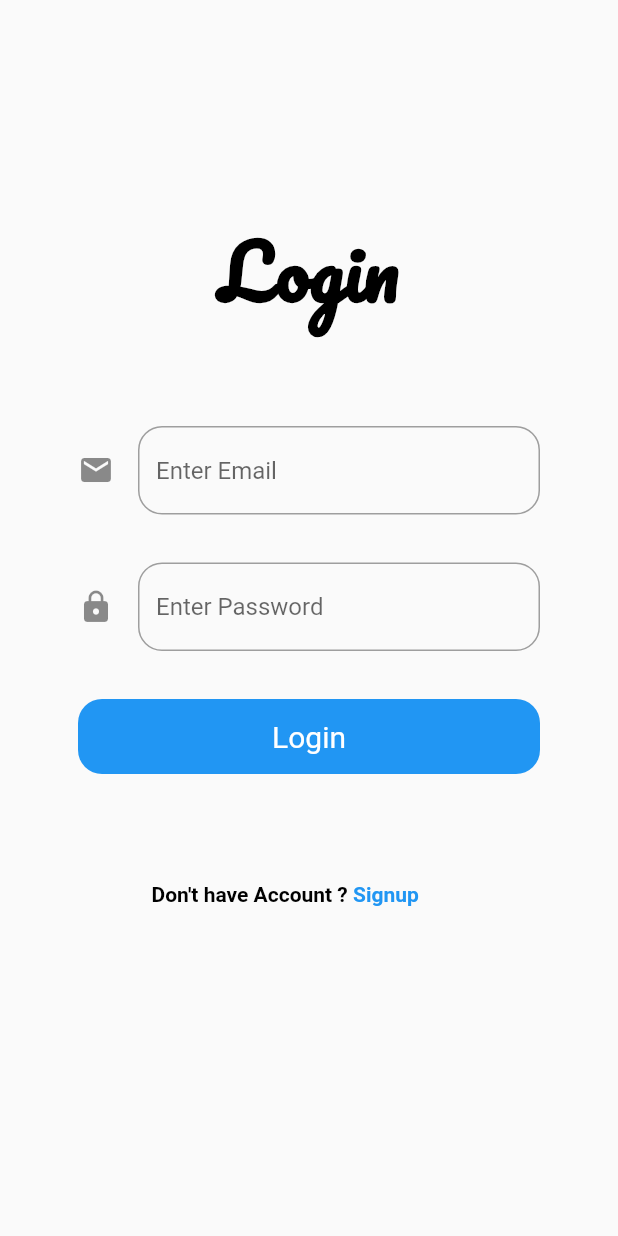
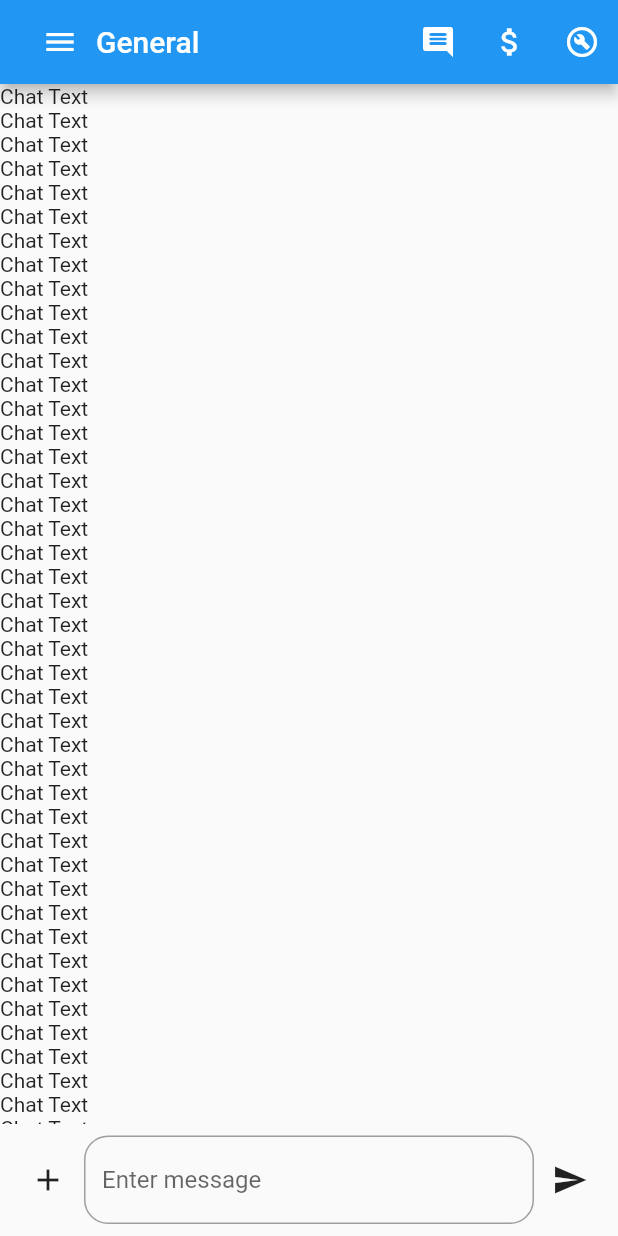
Before and after one commit to hoky4/RentRemedy, a Flutter app: the screen it shows after launch, on a phone screen of 412 x 824 dp. Run offline on Flutter 3.47's test engine with Material 2 defaults, Android fonts, the phone set to English and light mode, and no system bars; our stand-ins replace flutter_secure_storage, google_fonts, shared_preferences.

Commit message:
Laid out buttons and text field

```diff
--- a/lib/main.dart
+++ b/lib/main.dart
@@ -1,7 +1,7 @@
 import 'dart:io';
 
 import 'package:flutter/material.dart';
-import 'package:rentremedy_mobile/view/login.dart';
+import 'package:rentremedy_mobile/view/message_screen.dart';
 
 void main() {
   HttpOverrides.global = MyHttpOverrides();
@@ -19,7 +19,7 @@ class MyApp extends StatelessWidget {
       theme: ThemeData(
         primarySwatch: Colors.blue,
       ),
-      home: Login(),
+      home: MessageScreen(),
     );
   }
 }
--- /dev/null
+++ b/lib/view/message_screen.dart
@@ -0,0 +1,66 @@
+import 'package:flutter/material.dart';
+
+class MessageScreen extends StatefulWidget {
+  const MessageScreen({Key? key}) : super(key: key);
+
+  @override
+  _MessageScreenState createState() => _MessageScreenState();
+}
+
+class _MessageScreenState extends State<MessageScreen> {
+  final TextEditingController txtMessage = TextEditingController();
+
+  @override
+  Widget build(BuildContext context) {
+    return Scaffold(
+        appBar: AppBar(
+          title: Row(
+            children: [
+              IconButton(icon: Icon(Icons.menu), onPressed: () {}),
+              Text("General")
+            ],
+          ),
+          actions: [
+            IconButton(icon: Icon(Icons.comment_rounded), onPressed: () {}),
+            IconButton(
+                icon: Icon(Icons.attach_money_outlined), onPressed: () {}),
+            IconButton(
+                icon: Icon(Icons.build_circle_outlined), onPressed: () {}),
+          ],
+        ),
+        body: Column(children: [
+          Expanded(
+            child: ListView.builder(
+                itemBuilder: (context, index) => Text("Chat Text")),
+          ),
+          MessageInputField(),
+        ]));
+  }
+
+  Widget MessageInputField() {
+    return Padding(
+      padding: const EdgeInsets.all(8.0),
+      child: Row(
+        children: <Widget>[
+          IconButton(icon: Icon(Icons.add), onPressed: () {}),
+          Expanded(
+            child: TextField(
+              controller: txtMessage,
+              keyboardType: TextInputType.text,
+              decoration: InputDecoration(
+                hintText: 'Enter message',
+                enabledBorder: OutlineInputBorder(
+                    borderRadius: BorderRadius.circular(16),
+                    borderSide: BorderSide(color: Colors.grey)),
+                focusedBorder: OutlineInputBorder(
+                    borderRadius: BorderRadius.circular(16),
+                    borderSide: BorderSide(color: Colors.blue)),
+              ),
+            ),
+          ),
+          IconButton(icon: Icon(Icons.send), onPressed: () {})
+        ],
+      ),
+    );
+  }
+}
```
